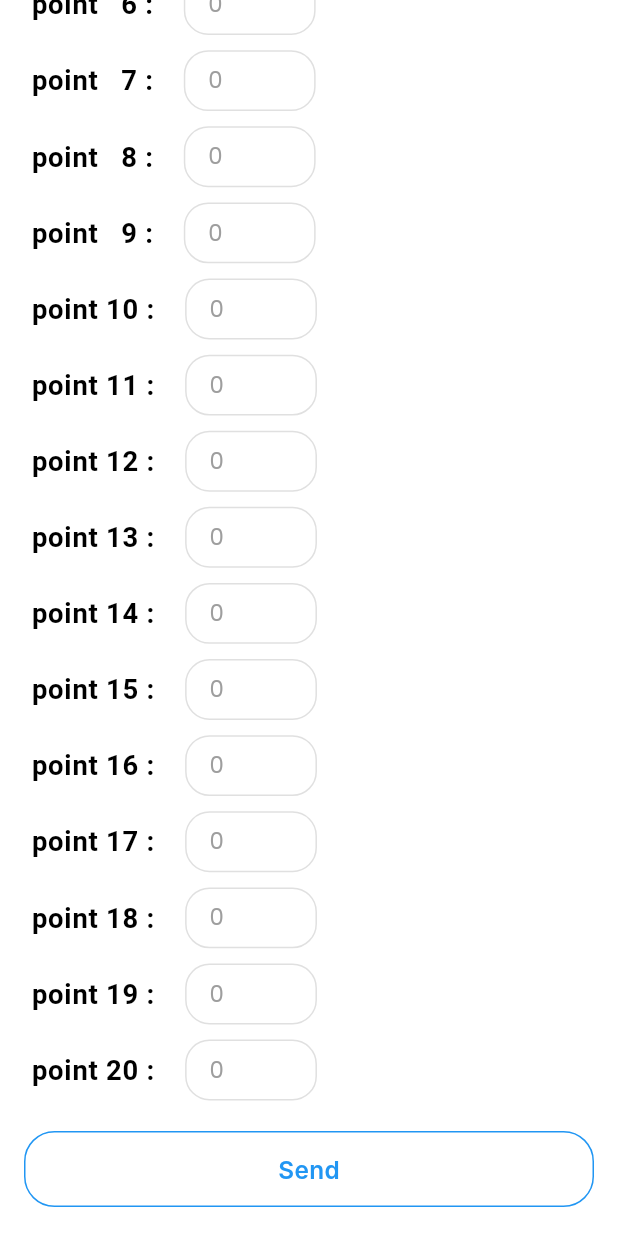
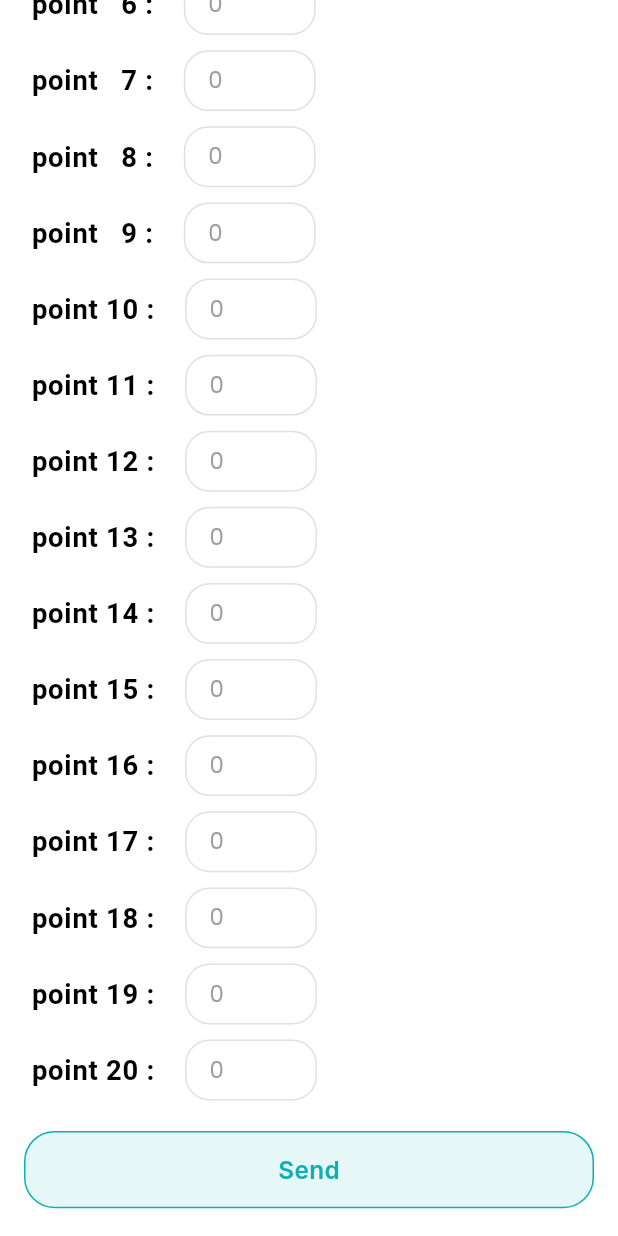
Before and after one commit to IbrahimElbazz/Brainpulse, a Flutter app: the DataByDoctorScreen screen opened by its route, scrolled down 342 dp, on a phone screen of 412 x 824 dp. Run offline on Flutter 3.47's test engine with Material 3 defaults, Android fonts, the phone set to English and light mode, and no system bars; our stand-ins replace dartz, dio, flutter_bloc, flutter_screenutil, flutter_svg, freezed_annotation and 12 more; missing offline and left inert: dart:ffi, hawk_fab_menu; accounts and stored records are empty; generated files the repository leaves out were written again; Roboto replaces fonts that are missing (Inter).

Commit message:
update colors in data by doctor screen

```diff
--- a/lib/core/routing/app_router.dart
+++ b/lib/core/routing/app_router.dart
@@ -2,6 +2,7 @@ import 'package:brain_pulse/core/routing/animation_route.dart';
 import 'package:brain_pulse/core/routing/routers.dart';
 import 'package:brain_pulse/features/app_navigation/app_navigation.dart';
 import 'package:brain_pulse/features/auth/login/presentation/views/login.dart';
+import 'package:brain_pulse/features/data_by_doctor/presentation/screens/display_data.dart';
 import 'package:brain_pulse/features/home/presentation/screens/drop_file_screen.dart';
 import 'package:brain_pulse/features/home/presentation/screens/eeg_data_screen.dart';
 import 'package:brain_pulse/features/data_by_doctor/presentation/screens/data_by_doctor_screen.dart';
@@ -17,6 +18,7 @@ import 'package:flutter/material.dart';
 
 class AppRouter {
   static Route generateRoute(RouteSettings settings) {
+    var arg = settings.arguments;
     switch (settings.name) {
       case Routes.splashScreen:
         return AppHelperFunctions().fadeTransition(
@@ -45,6 +47,12 @@ class AppRouter {
       case Routes.eegdata:
         return AppHelperFunctions().fadeTransition(
           page: const EegDataScreen(),
+        );
+      case Routes.displayData:
+        return AppHelperFunctions().fadeTransition(
+          page: DisplayData(
+            prediction: arg as Map<String, dynamic>,
+          ),
         );
       case Routes.dataByDoctorScreen:
         return AppHelperFunctions().slideFromRightTransition(
--- a/lib/core/routing/routers.dart
+++ b/lib/core/routing/routers.dart
@@ -13,4 +13,5 @@ class Routes {
   static const String privacyAndSecurity = '/PrivacyAndSecurity';
   static const String changePasswordScreen = '/ChangePasswordScreen';
   static const String deleteAccount = '/DeleteAccount';
+  static const String displayData = '/DisplayData';
 }
--- a/lib/features/data_by_doctor/presentation/screens/data_by_doctor_screen.dart
+++ b/lib/features/data_by_doctor/presentation/screens/data_by_doctor_screen.dart
@@ -1,7 +1,7 @@
 import 'dart:convert';
 import 'dart:developer';
 
-import 'package:brain_pulse/core/Theming/text_style.dart';
+import 'package:brain_pulse/core/Theming/colors.dart';
 import 'package:brain_pulse/core/Widgets/custom_circle_button_pop.dart';
 import 'package:brain_pulse/core/helpers/extentions.dart';
 import 'package:brain_pulse/core/helpers/spacing.dart';
@@ -34,9 +34,9 @@ class DataByDoctorScreen extends StatelessWidget {
               showDialog(
                 context: context,
                 builder: (context) {
-                  return const Center(
+                  return Center(
                     child: CircularProgressIndicator(
-                      color: Colors.blue,
+                      color: ColorsApp.primary,
                     ),
                   );
                 },
@@ -46,12 +46,14 @@ class DataByDoctorScreen extends StatelessWidget {
               context.pop();
               ScaffoldMessenger.of(context).showSnackBar(
                 SnackBar(
-                  backgroundColor: Colors.blue,
+                  backgroundColor: ColorsApp.primary,
                   content: Center(
                     child: Text(
                       'please try again',
-                      style: Theme.of(context).textTheme.bodyMedium,
-
+                      style: Theme.of(context)
+                          .textTheme
+                          .bodyMedium!
+                          .copyWith(color: Colors.white),
                     ),
                   ),
                 ),
@@ -213,10 +215,10 @@ class DataByDoctorScreen extends StatelessWidget {
                     },
                     text: 'Send',
                     width: double.infinity,
-                    height: 50,
-                    textColor: Colors.blue,
-                    borderColor: Colors.blue,
-                    color: Colors.white,
+                    height: 50.h,
+                    textColor: ColorsApp.primary,
+                    borderColor: ColorsApp.primary,
+                    color: ColorsApp.primary.withOpacity(0.1),
                   ),
                   gapH(20),
                 ],
```
Also changed, not shown: 4 other files.
